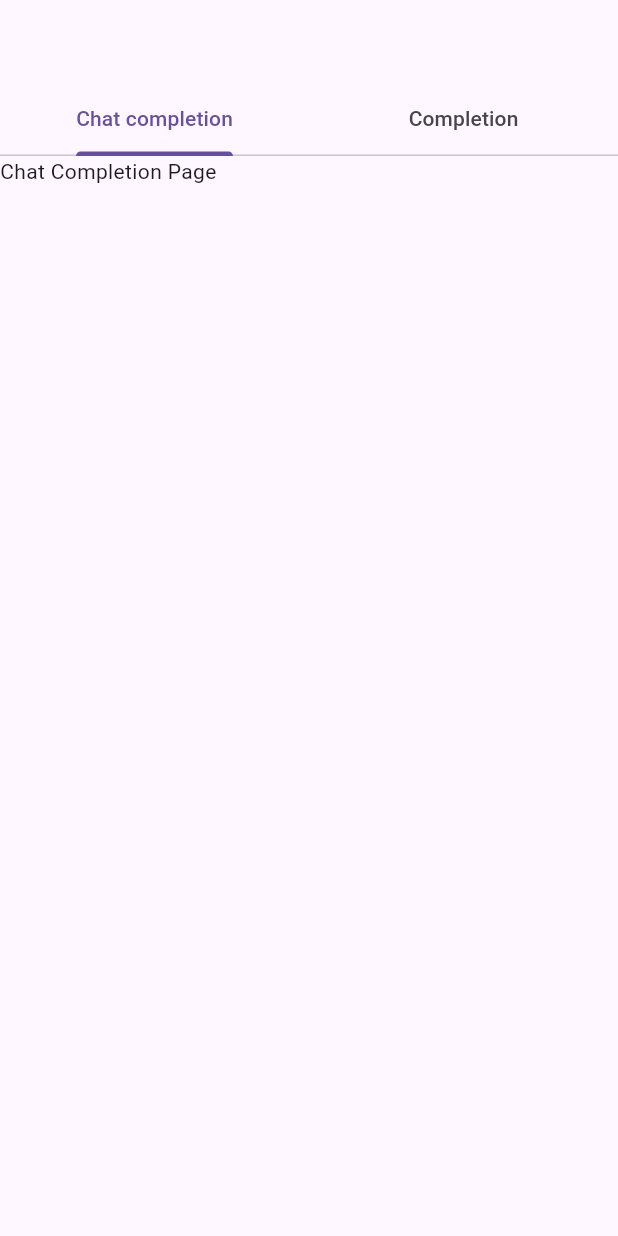
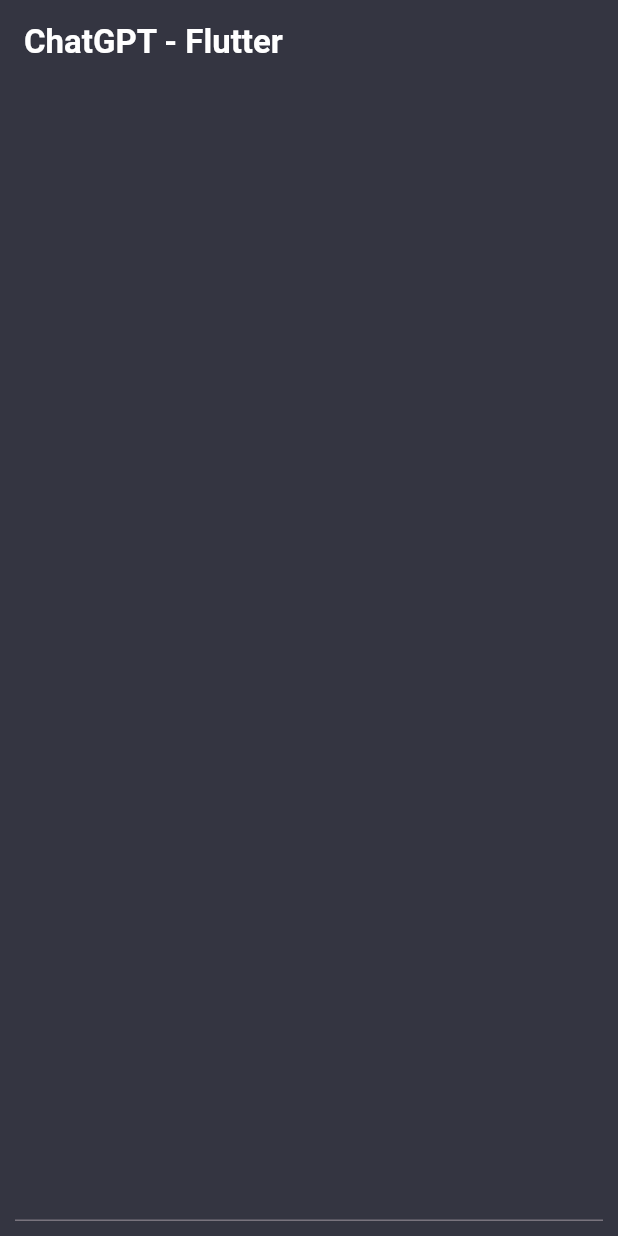
Before and after one commit to Victor-Zarzar/chat-gpt, a Flutter app: the screen it shows after launch, on a phone screen of 412 x 824 dp. Run offline on Flutter 3.47's test engine with Material 3 defaults, Android fonts, the phone set to English and light mode, and no system bars; our stand-ins replace dio.

Commit message:
updates pages all project

```diff
--- /dev/null
+++ b/lib/core/app_config.dart
@@ -0,0 +1,6 @@
+class AppConfig {
+  AppConfig._();
+
+  static String get getOpenAPIKey =>
+      "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";
+}
--- /dev/null
+++ b/lib/core/app_theme.dart
@@ -0,0 +1,9 @@
+import 'dart:ui';
+
+class AppTheme {
+  AppTheme._();
+
+  static Color get primaryColor => const Color(0xFF343541);
+
+  static Color get secondaryColor => const Color(0xFF40414f);
+}
--- a/lib/main.dart
+++ b/lib/main.dart
@@ -1,14 +1,12 @@
 import 'package:flutter/material.dart';
-import 'package:chat_gpt_flutter/chat_gpt_flutter.dart';
+import '../screens/chat_gpt_screen.dart';
 
-const apiKey = '';
-
-void main() => runApp(MyApp(chatGpt: ChatGpt(apiKey: apiKey)));
+void main() {
+  runApp(const MyApp());
+}
 
 class MyApp extends StatelessWidget {
-  final ChatGpt chatGpt;
-
-  const MyApp({super.key, required this.chatGpt});
+  const MyApp({super.key});
 
   @override
   Widget build(BuildContext context) {
@@ -17,62 +15,8 @@ class MyApp extends StatelessWidget {
       title: 'Flutter Demo',
       theme: ThemeData(
         primarySwatch: Colors.blue,
-        inputDecorationTheme: InputDecorationTheme(
-          isDense: true,
-          fillColor: Colors.transparent,
-          border: OutlineInputBorder(
-            borderRadius: BorderRadius.circular(12),
-            borderSide: const BorderSide(color: Colors.black, width: 2),
-          ),
-        ),
       ),
-      home: DefaultTabController(
-        length: 2,
-        child: Scaffold(
-          appBar: AppBar(
-            bottom: const TabBar(
-              tabs: [
-                Tab(icon: Text('Chat completion')),
-                Tab(icon: Text('Completion')),
-              ],
-            ),
-          ),
-          body: TabBarView(
-            children: [
-              ChatCompletionPage(chatGpt: chatGpt),
-              CompletionPage(chatGpt: chatGpt),
-            ],
-          ),
-        ),
-      ),
+      home: const ChatGPTScreen(),
     );
   }
 }
-
-class CompletionPage extends StatelessWidget {
-  final ChatGpt chatGpt;
-
-  const CompletionPage({Key? key, required this.chatGpt}) : super(key: key);
-
-  @override
-  Widget build(BuildContext context) {
-    // Implement the UI for CompletionPage here
-    return Container(
-      child: Text('Completion Page'),
-    );
-  }
-}
-
-class ChatCompletionPage extends StatelessWidget {
-  final ChatGpt chatGpt;
-
-  const ChatCompletionPage({Key? key, required this.chatGpt}) : super(key: key);
-
-  @override
-  Widget build(BuildContext context) {
-    // Implement the UI for ChatCompletionPage here
-    return Container(
-      child: Text('Chat Completion Page'),
-    );
-  }
-}
--- /dev/null
+++ b/lib/models/chat_model.dart
@@ -0,0 +1,11 @@
+class ChatModel {
+  final String message;
+  final MessageFrom messageFrom;
+
+  ChatModel({
+    required this.message,
+    required this.messageFrom,
+  });
+}
+
+enum MessageFrom { me, bot }
--- /dev/null
+++ b/lib/screens/chat_gpt_screen.dart
@@ -0,0 +1,66 @@
+// ignore_for_file: unused_field, unused_element
+import 'package:chat_gpt/core/app_theme.dart';
+import 'package:chat_gpt/models/chat_model.dart';
+import 'package:chat_gpt/repositories/chat_gpt_repositories.dart';
+import 'package:dio/dio.dart';
+import 'package:flutter/material.dart';
+
+class ChatGPTScreen extends StatefulWidget {
+  const ChatGPTScreen({super.key});
+
+  @override
+  State<ChatGPTScreen> createState() => _ChatGPTScreenState();
+}
+
+class _ChatGPTScreenState extends State<ChatGPTScreen> {
+  final _inputCtrl = TextEditingController();
+  final _repository = ChatGPTRepository(Dio());
+  final _messages = <ChatModel>[];
+  final _scrollCtrl = ScrollController();
+
+  void _scrollDown() {
+    Future.delayed(const Duration(microseconds: 200), () {
+      _scrollCtrl.animateTo(_scrollCtrl.position.maxScrollExtent,
+          duration: const Duration(milliseconds: 300), curve: Curves.easeInOut);
+    });
+  }
+
+  @override
+  Widget build(BuildContext context) {
+    return Scaffold(
+      appBar: AppBar(
+        backgroundColor: AppTheme.primaryColor,
+        title: const Text(
+          'ChatGPT - Flutter',
+          style: TextStyle(
+            color: Colors.white,
+            fontWeight: FontWeight.bold,
+          ),
+        ),
+      ),
+      body: SizedBox.expand(
+          child: Container(
+              padding: const EdgeInsets.all(10),
+              color: AppTheme.primaryColor,
+              child: Column(
+                children: [
+                  Expanded(
+                    child: ListView.builder(
+                        controller: _scrollCtrl,
+                        itemCount: _messages.length,
+                        itemBuilder: (_, int index) {
+                          return const Row(
+                            children: [
+                              if (_messages[index].messageFrom ==
+                                  MessageFrom.me)
+                                Spacer(),
+                            ],
+                          );
+                        }),
+                  ),
+                  TextField(),
+                ],
+              ))),
+    );
+  }
+}
--- a/pubspec.yaml
+++ b/pubspec.yaml
@@ -36,6 +36,7 @@ dependencies:
   # Use with the CupertinoIcons class for iOS style icons.
   cupertino_icons: ^1.0.2
   chat_gpt_flutter: ^1.0.15
+  dio: ^5.3.4
 
 dev_dependencies:
   flutter_test:
```
Also changed, not shown: lib/repositories/chat_gpt_repositories.dart (added, +32 -0 lines), pubspec.lock.
